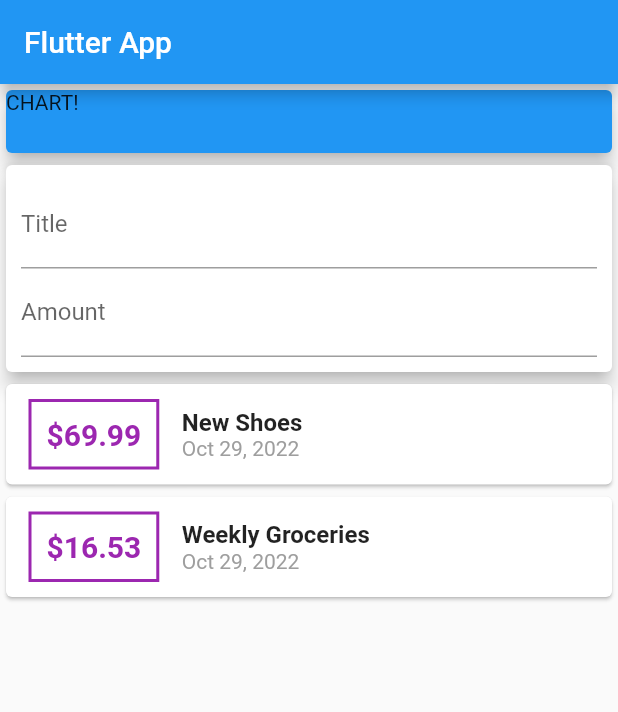
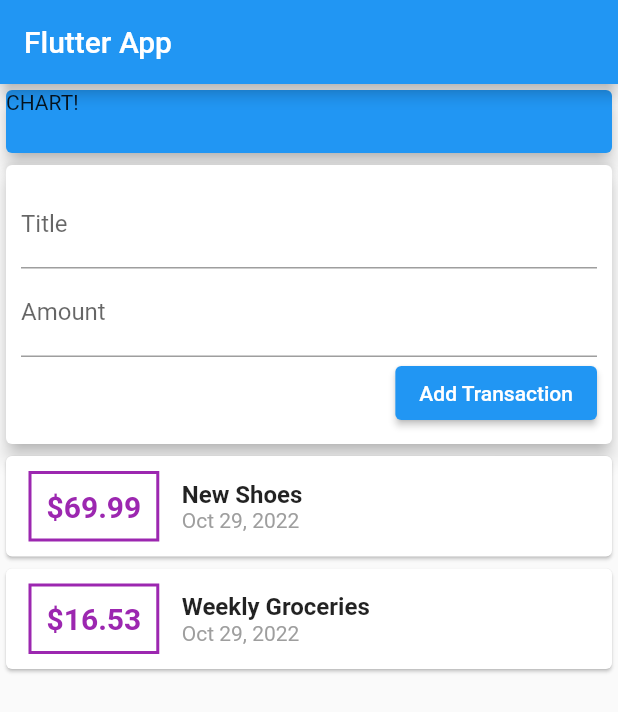
Before and after one commit to MuhammadZeeshan03/Expense-tracker-app-flutter, a Flutter app: the screen it shows after launch, on a phone screen of 412 x 824 dp. Shown: the top 712 px of the screen. Run offline on Flutter 3.47's test engine with Material 2 defaults, Android fonts, the phone set to English and light mode, and no system bars.

Commit message:
app-converted-into-widgets

```diff
--- a/lib/main.dart
+++ b/lib/main.dart
@@ -1,9 +1,5 @@
-// ignore_for_file: prefer_const_constructors, sort_child_properties_last
-
 import 'package:flutter/material.dart';
-import 'package:intl/intl.dart';
-
-import './transaction.dart';
+import './widgets/user_transactions.dart';
 
 void main() => runApp(MyApp());
 
@@ -18,21 +14,8 @@ class MyApp extends StatelessWidget {
 }
 
 class MyHomePage extends StatelessWidget {
-  final List<Transaction> transactions = [
-    Transaction(
-      id: 't1',
-      title: 'New Shoes',
-      amount: 69.99,
-      date: DateTime.now(),
-    ),
-    Transaction(
-      id: 't2',
-      title: 'Weekly Groceries',
-      amount: 16.53,
-      date: DateTime.now(),
-    ),
-  ];
-
+  final titleController = TextEditingController();
+  final amountController = TextEditingController();
   @override
   Widget build(BuildContext context) {
     return Scaffold(
@@ -51,63 +34,7 @@ class MyHomePage extends StatelessWidget {
               elevation: 5,
             ),
           ),
-          Card(
-            elevation: 5,
-            child: Container(
-              padding: EdgeInsets.all(10),
-              child: Column(
-                children: <Widget>[
-                  TextField(
-                    decoration: InputDecoration(labelText: 'Title'),
-                  ),
-                  TextField(
-                    decoration: InputDecoration(labelText: 'Amount'),
-                  ),
-                ],
-              ),
-            ),
-          ),
-          Column(
-            children: transactions.map((tx) {
-              return Card(
-                child: Row(
-                  children: <Widget>[
-                    Container(
-                      padding: EdgeInsets.all(10),
-                      margin: EdgeInsets.symmetric(
-                        vertical: 10,
-                        horizontal: 15,
-                      ),
-                      decoration: BoxDecoration(
-                        border: Border.all(color: Colors.purple, width: 2),
-                      ),
-                      child: Text(
-                        '\$${tx.amount}',
-                        style: TextStyle(
-                            fontWeight: FontWeight.bold,
-                            fontSize: 20,
-                            color: Colors.purple),
-                      ),
-                    ),
-                    Column(
-                      crossAxisAlignment: CrossAxisAlignment.start,
-                      children: <Widget>[
-                        Text(
-                          tx.title,
-                          style: TextStyle(
-                              fontSize: 16, fontWeight: FontWeight.bold),
-                        ),
-                        Text(
-                          DateFormat.yMMMd().format(tx.date),
-                          style: TextStyle(color: Colors.grey),
-                        ),
-                      ],
-                    ),
-                  ],
-                ),
-              );
-            }).toList(),
-          )
+          UserTransactions(),
         ],
       ),
     );
--- /dev/null
+++ b/lib/models/transaction.dart
@@ -0,0 +1,15 @@
+import 'package:flutter/cupertino.dart';
+
+class Transaction {
+  final String id;
+  final String title;
+  final double amount;
+  final DateTime date;
+
+  Transaction({
+    @required this.id,
+    @required this.title,
+    @required this.amount,
+    @required this.date,
+  });
+}
--- a/lib/transaction.dart
+++ /dev/null
@@ -1,13 +0,0 @@
-class Transaction {
-  final String id;
-  final String title;
-  final double amount;
-  final DateTime date;
-
-  Transaction({
-    required this.id,
-    required this.title,
-    required this.amount,
-    required this.date,
-  });
-}
--- /dev/null
+++ b/lib/widgets/new_transaction.dart
@@ -0,0 +1,37 @@
+import 'package:flutter/material.dart';
+
+class NewTransaction extends StatelessWidget {
+  final Function addtx;
+  NewTransaction(this.addtx);
+  final titleController = TextEditingController();
+  final amountController = TextEditingController();
+
+  @override
+  Widget build(BuildContext context) {
+    return Card(
+      elevation: 5,
+      child: Container(
+        padding: EdgeInsets.all(10),
+        child: Column(
+          crossAxisAlignment: CrossAxisAlignment.end,
+          children: <Widget>[
+            TextField(
+              decoration: InputDecoration(labelText: 'Title'),
+              controller: titleController,
+            ),
+            TextField(
+              decoration: InputDecoration(labelText: 'Amount'),
+              controller: amountController,
+            ),
+            ElevatedButton(
+                onPressed: () {
+                  addtx(titleController.text,
+                      double.parse(amountController.text));
+                },
+                child: Text('Add Transaction'))
+          ],
+        ),
+      ),
+    );
+  }
+}
--- /dev/null
+++ b/lib/widgets/transaction_list.dart
@@ -0,0 +1,53 @@
+import 'package:flutter/material.dart';
+import 'package:intl/intl.dart';
+
+import '../models/transaction.dart';
+
+class TransactionList extends StatelessWidget {
+  final List<Transaction> transactions;
+
+  TransactionList(this.transactions);
+  @override
+  Widget build(BuildContext context) {
+    return Column(
+      children: transactions.map((tx) {
+        return Card(
+          child: Row(
+            children: <Widget>[
+              Container(
+                padding: EdgeInsets.all(10),
+                margin: EdgeInsets.symmetric(
+                  vertical: 10,
+                  horizontal: 15,
+                ),
+                decoration: BoxDecoration(
+                  border: Border.all(color: Colors.purple, width: 2),
+                ),
+                child: Text(
+                  '\$${tx.amount}',
+                  style: TextStyle(
+                      fontWeight: FontWeight.bold,
+                      fontSize: 20,
+                      color: Colors.purple),
+                ),
+              ),
+              Column(
+                crossAxisAlignment: CrossAxisAlignment.start,
+                children: <Widget>[
+                  Text(
+                    tx.title,
+                    style: TextStyle(fontSize: 16, fontWeight: FontWeight.bold),
+                  ),
+                  Text(
+                    DateFormat.yMMMd().format(tx.date),
+                    style: TextStyle(color: Colors.grey),
+                  ),
+                ],
+              ),
+            ],
+          ),
+        );
+      }).toList(),
+    );
+  }
+}
--- /dev/null
+++ b/lib/widgets/user_transactions.dart
@@ -0,0 +1,51 @@
+import 'package:flutter/material.dart';
+import './new_transaction.dart';
+import './transaction_list.dart';
+
+import '../models/transaction.dart';
+
+class UserTransactions extends StatefulWidget {
+  const UserTransactions({Key key}) : super(key: key);
+
+  @override
+  State<UserTransactions> createState() => _UserTransactionsState();
+}
+
+class _UserTransactionsState extends State<UserTransactions> {
+  final List<Transaction> _userTransactions = [
+    Transaction(
+      id: 't1',
+      title: 'New Shoes',
+      amount: 69.99,
+      date: DateTime.now(),
+    ),
+    Transaction(
+      id: 't2',
+      title: 'Weekly Groceries',
+      amount: 16.53,
+      date: DateTime.now(),
+    ),
+  ];
+
+  void _addNewTransaction(String txTitle, double txAmount) {
+    final newTx = Transaction(
+      title: txTitle,
+      amount: txAmount,
+      date: DateTime.now(),
+      id: DateTime.now().toString(),
+    );
+    setState(() {
+      _userTransactions.add(newTx);
+    });
+  }
+
+  @override
+  Widget build(BuildContext context) {
+    return Column(
+      children: [
+        NewTransaction(_addNewTransaction),
+        TransactionList(_userTransactions),
+      ],
+    );
+  }
+}
```
Also changed, not shown: pubspec.yaml (+10 -30 lines), pubspec.lock.
